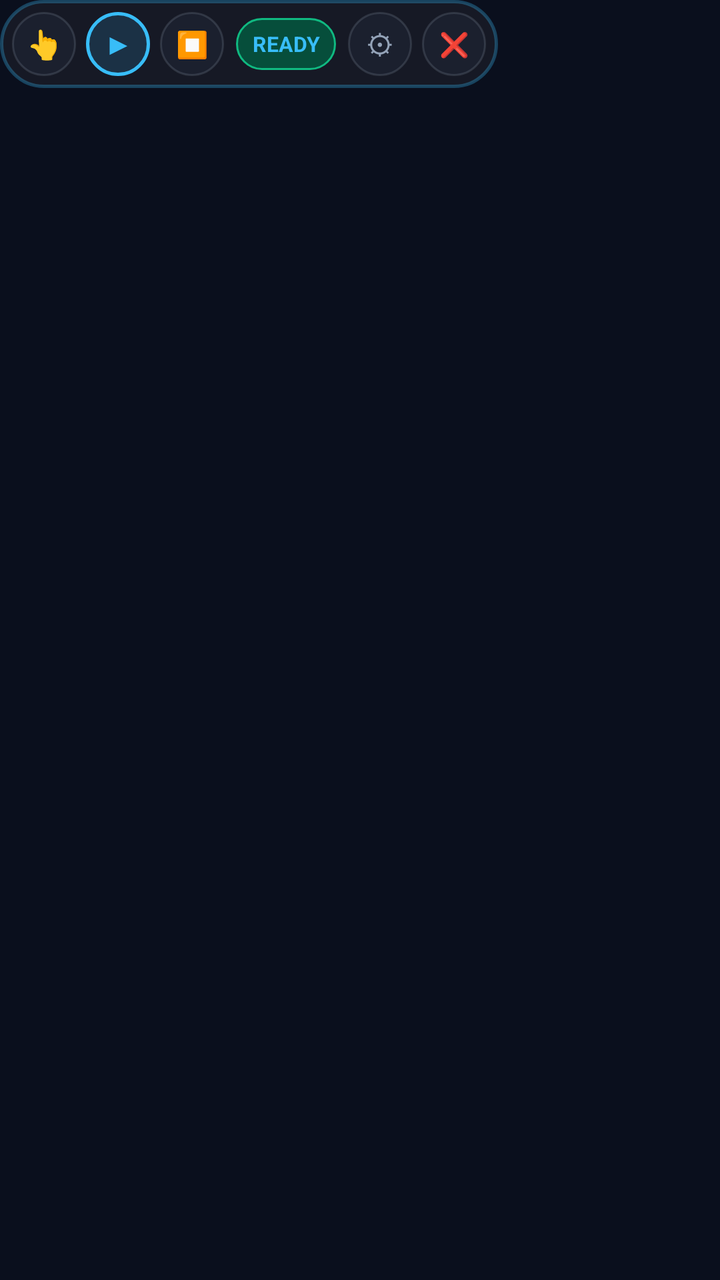
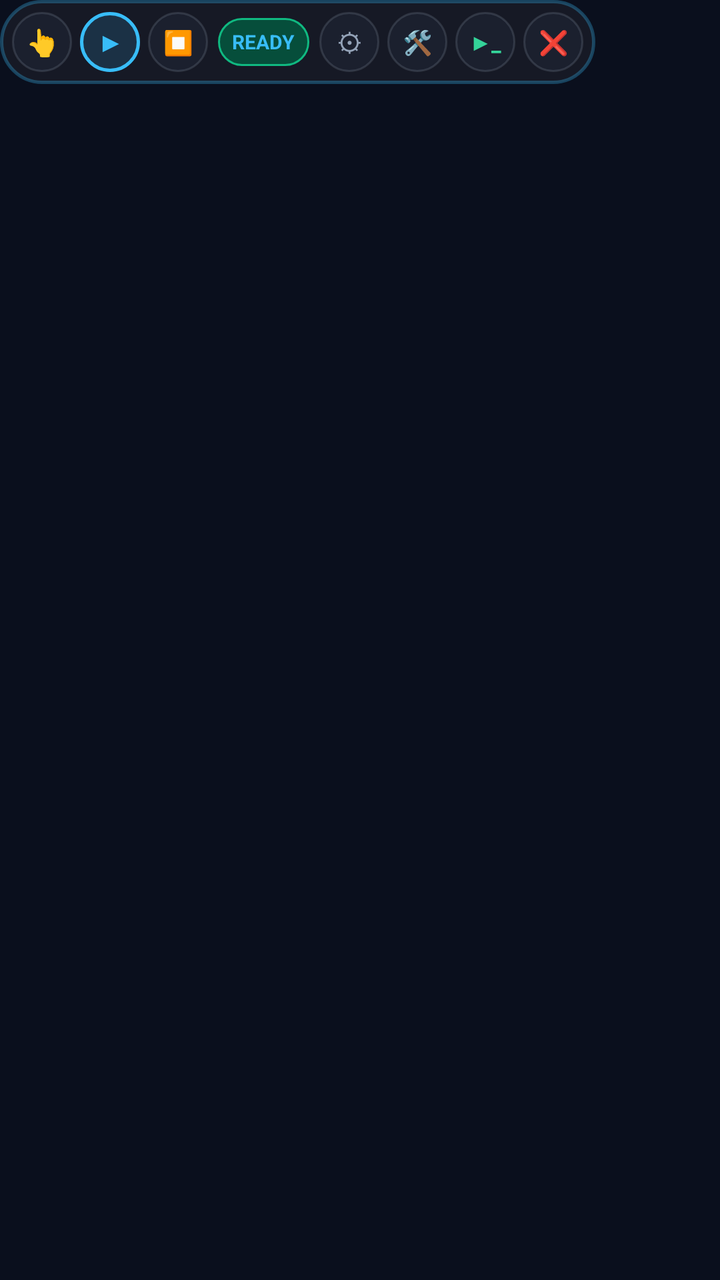

Screens rendered from an Android XML layout before and after an edit, with the pre-edit source and the edit as a unified diff.
<!-- AndroidManifest.xml: application theme Theme.AiMarcoCoc -->
<!-- res/layout/layout_macrorify_hud.xml -->
<?xml version="1.0" encoding="utf-8"?>
<FrameLayout xmlns:android="http://schemas.android.com/apk/res/android"
    android:id="@+id/macrorify_root_container"
    android:layout_width="wrap_content"
    android:layout_height="wrap_content">

    
    <LinearLayout
        android:id="@+id/ll_minimized_bubble"
        android:layout_width="44dp"
        android:layout_height="44dp"
        android:background="@drawable/bg_macrorify_bubble"
        android:elevation="8dp"
        android:gravity="center"
        android:orientation="vertical"
        android:visibility="gone">

        <TextView
            android:layout_width="wrap_content"
            android:layout_height="wrap_content"
            android:text="👑"
            android:textSize="20sp" />
    </LinearLayout>

    
    <LinearLayout
        android:id="@+id/ll_expanded_toolbar"
        android:layout_width="wrap_content"
        android:layout_height="44dp"
        android:background="@drawable/bg_macrorify_capsule"
        android:elevation="8dp"
        android:gravity="center_vertical"
        android:orientation="horizontal"
        android:paddingHorizontal="6dp"
        android:visibility="visible">

        
        <Button
            android:id="@+id/btn_hud_collapse"
            android:layout_width="32dp"
            android:layout_height="32dp"
            android:background="@drawable/bg_macrorify_btn"
            android:text="👆"
            android:textColor="#FFFFFF"
            android:textSize="14sp" />

        
        <Button
            android:id="@+id/btn_hud_play_pause"
            android:layout_width="32dp"
            android:layout_height="32dp"
            android:layout_marginStart="5dp"
            android:background="@drawable/bg_macrorify_btn_active"
            android:text="▶"
            android:textColor="#38BDF8"
            android:textSize="14sp"
            android:textStyle="bold" />

        
        <Button
            android:id="@+id/btn_hud_stop"
            android:layout_width="32dp"
            android:layout_height="32dp"
            android:layout_marginStart="5dp"
            android:background="@drawable/bg_macrorify_btn"
            android:text="⏹"
            android:textColor="#EF4444"
            android:textSize="13sp"
            android:textStyle="bold" />

        
        <TextView
            android:id="@+id/tv_hud_status_badge"
            android:layout_width="wrap_content"
            android:layout_height="26dp"
            android:layout_marginStart="6dp"
            android:background="@drawable/bg_pill_badge"
            android:gravity="center"
            android:paddingHorizontal="8dp"
            android:text="READY"
            android:textColor="#38BDF8"
            android:textSize="10.5sp"
            android:textStyle="bold" />

        
        <Button
            android:id="@+id/btn_hud_settings"
            android:layout_width="32dp"
            android:layout_height="32dp"
            android:layout_marginStart="6dp"
            android:background="@drawable/bg_macrorify_btn"
            android:text="⚙"
            android:textColor="#94A3B8"
            android:textSize="14sp" />

        
        <Button
            android:id="@+id/btn_hud_exit"
            android:layout_width="32dp"
            android:layout_height="32dp"
            android:layout_marginStart="5dp"
            android:background="@drawable/bg_macrorify_btn"
            android:text="❌"
            android:textColor="#94A3B8"
            android:textSize="12sp" />
    </LinearLayout>

</FrameLayout>
<!-- resources referenced by this layout -->
<resources>
  <!-- drawable bg_macrorify_btn (drawable) -->
  <?xml version="1.0" encoding="utf-8"?>
  <shape xmlns:android="http://schemas.android.com/apk/res/android"
      android:shape="oval">
      <solid android:color="#33334155" />
      <stroke
          android:width="1dp"
          android:color="#3394A3B8" />
  </shape>
  <!-- drawable bg_macrorify_btn_active (drawable) -->
  <?xml version="1.0" encoding="utf-8"?>
  <shape xmlns:android="http://schemas.android.com/apk/res/android"
      android:shape="oval">
      <solid android:color="#2638BDF8" />
      <stroke
          android:width="1.5dp"
          android:color="#38BDF8" />
  </shape>
  <!-- drawable bg_macrorify_bubble (drawable) -->
  <?xml version="1.0" encoding="utf-8"?>
  <shape xmlns:android="http://schemas.android.com/apk/res/android"
      android:shape="oval">
      <solid android:color="#F20F172A" />
      <stroke
          android:width="2dp"
          android:color="#38BDF8" />
  </shape>
  <!-- drawable bg_macrorify_capsule (drawable) -->
  <?xml version="1.0" encoding="utf-8"?>
  <shape xmlns:android="http://schemas.android.com/apk/res/android"
      android:shape="rectangle">
      <solid android:color="#E6181B26" />
      <corners android:radius="30dp" />
      <stroke
          android:width="1.5dp"
          android:color="#4D38BDF8" />
  </shape>
  <!-- drawable bg_pill_badge (drawable) -->
  <?xml version="1.0" encoding="utf-8"?>
  <shape xmlns:android="http://schemas.android.com/apk/res/android"
      android:shape="rectangle">
      <solid android:color="#064E3B" />
      <corners android:radius="50dp" />
      <stroke
          android:width="1dp"
          android:color="#10B981" />
  </shape>
  <style name="Theme.AiMarcoCoc" parent="Theme.AppCompat.NoActionBar">
          <item name="colorPrimary">@color/primary</item>
          <item name="colorPrimaryDark">#0F172A</item>
          <item name="colorAccent">@color/accent</item>
          <item name="android:windowBackground">#0A0F1D</item>
          <item name="android:statusBarColor">#0F172A</item>
          <item name="android:navigationBarColor">#0A0F1D</item>
      </style>
  <color name="primary">#2563EB</color>
  <color name="accent">#F59E0B</color>
</resources>

<!-- the commit's change to res/layout/layout_macrorify_hud.xml (unified diff, before → after) -->
@@ -7,10 +7,10 @@
     
     <LinearLayout
         android:id="@+id/ll_minimized_bubble"
-        android:layout_width="44dp"
-        android:layout_height="44dp"
+        android:layout_width="42dp"
+        android:layout_height="42dp"
         android:background="@drawable/bg_macrorify_bubble"
-        android:elevation="8dp"
+        android:elevation="10dp"
         android:gravity="center"
         android:orientation="vertical"
         android:visibility="gone">
@@ -19,16 +19,16 @@
             android:layout_width="wrap_content"
             android:layout_height="wrap_content"
             android:text="👑"
-            android:textSize="20sp" />
+            android:textSize="18sp" />
     </LinearLayout>
 
     
     <LinearLayout
         android:id="@+id/ll_expanded_toolbar"
         android:layout_width="wrap_content"
-        android:layout_height="44dp"
+        android:layout_height="42dp"
         android:background="@drawable/bg_macrorify_capsule"
-        android:elevation="8dp"
+        android:elevation="10dp"
         android:gravity="center_vertical"
         android:orientation="horizontal"
         android:paddingHorizontal="6dp"
@@ -37,68 +37,91 @@
         
         <Button
             android:id="@+id/btn_hud_collapse"
-            android:layout_width="32dp"
-            android:layout_height="32dp"
+            android:layout_width="30dp"
+            android:layout_height="30dp"
             android:background="@drawable/bg_macrorify_btn"
             android:text="👆"
             android:textColor="#FFFFFF"
-            android:textSize="14sp" />
+            android:textSize="13sp" />
 
         
         <Button
             android:id="@+id/btn_hud_play_pause"
-            android:layout_width="32dp"
-            android:layout_height="32dp"
-            android:layout_marginStart="5dp"
+            android:layout_width="30dp"
+            android:layout_height="30dp"
+            android:layout_marginStart="4dp"
             android:background="@drawable/bg_macrorify_btn_active"
             android:text="▶"
             android:textColor="#38BDF8"
-            android:textSize="14sp"
+            android:textSize="13sp"
             android:textStyle="bold" />
 
         
         <Button
             android:id="@+id/btn_hud_stop"
-            android:layout_width="32dp"
-            android:layout_height="32dp"
-            android:layout_marginStart="5dp"
+            android:layout_width="30dp"
+            android:layout_height="30dp"
+            android:layout_marginStart="4dp"
             android:background="@drawable/bg_macrorify_btn"
             android:text="⏹"
             android:textColor="#EF4444"
-            android:textSize="13sp"
+            android:textSize="12sp"
             android:textStyle="bold" />
 
         
         <TextView
             android:id="@+id/tv_hud_status_badge"
             android:layout_width="wrap_content"
-            android:layout_height="26dp"
-            android:layout_marginStart="6dp"
+            android:layout_height="24dp"
+            android:layout_marginStart="5dp"
             android:background="@drawable/bg_pill_badge"
             android:gravity="center"
-            android:paddingHorizontal="8dp"
+            android:paddingHorizontal="7dp"
             android:text="READY"
             android:textColor="#38BDF8"
-            android:textSize="10.5sp"
+            android:textSize="10sp"
             android:textStyle="bold" />
 
         
         <Button
             android:id="@+id/btn_hud_settings"
-            android:layout_width="32dp"
-            android:layout_height="32dp"
-            android:layout_marginStart="6dp"
+            android:layout_width="30dp"
+            android:layout_height="30dp"
+            android:layout_marginStart="5dp"
             android:background="@drawable/bg_macrorify_btn"
             android:text="⚙"
             android:textColor="#94A3B8"
-            android:textSize="14sp" />
+            android:textSize="13sp" />
+
+        
+        <Button
+            android:id="@+id/btn_hud_screen_off"
+            android:layout_width="30dp"
+            android:layout_height="30dp"
+            android:layout_marginStart="4dp"
+            android:background="@drawable/bg_macrorify_btn"
+            android:text="🛠️"
+            android:textColor="#94A3B8"
+            android:textSize="12sp" />
+
+        
+        <Button
+            android:id="@+id/btn_hud_console"
+            android:layout_width="30dp"
+            android:layout_height="30dp"
+            android:layout_marginStart="4dp"
+            android:background="@drawable/bg_macrorify_btn"
+            android:text="▶_"
+            android:textColor="#34D399"
+            android:textSize="11sp"
+            android:textStyle="bold" />
 
         
         <Button
             android:id="@+id/btn_hud_exit"
-            android:layout_width="32dp"
-            android:layout_height="32dp"
-            android:layout_marginStart="5dp"
+            android:layout_width="30dp"
+            android:layout_height="30dp"
+            android:layout_marginStart="4dp"
             android:background="@drawable/bg_macrorify_btn"
             android:text="❌"
             android:textColor="#94A3B8"
